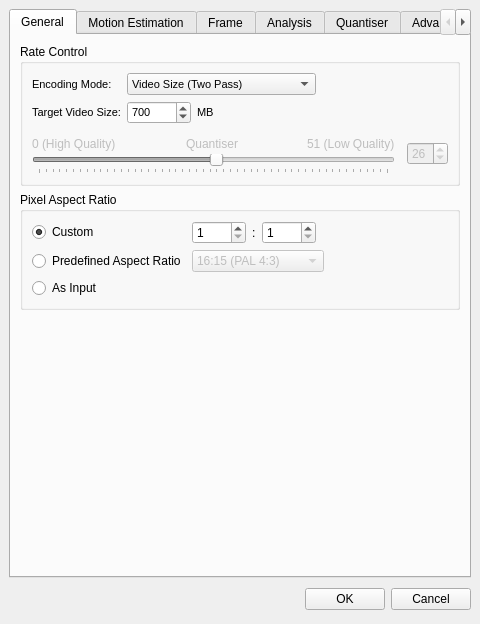
BackupTheBerlios/avidemux-svn, file branches/avidemux_2.5_branch_gruntster/avidemux/plugins/ADM_videoEncoder/ADM_vidEnc_x264/qt4/x264ConfigDialog.ui: the form before one commit.
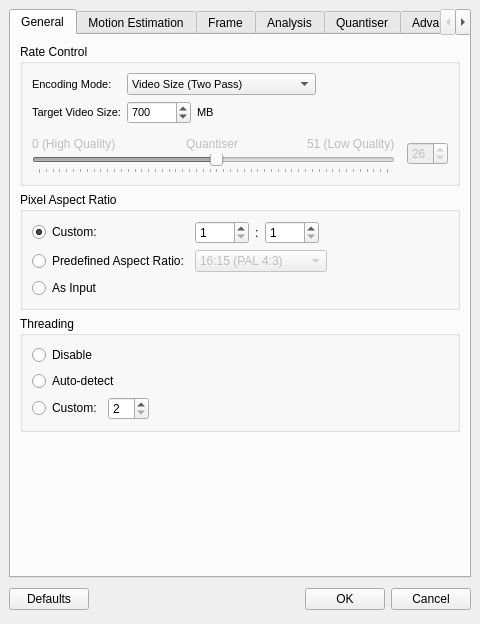
The form after the commit.

Commit message: [x264] enforce minimum version and add reset to defaults for Qt

Patch:
```diff
--- a/branches/avidemux_2.5_branch_gruntster/avidemux/plugins/ADM_videoEncoder/ADM_vidEnc_x264/qt4/x264ConfigDialog.ui
+++ b/branches/avidemux_2.5_branch_gruntster/avidemux/plugins/ADM_videoEncoder/ADM_vidEnc_x264/qt4/x264ConfigDialog.ui
@@ -390,7 +390,7 @@
             <item row="0" column="0" >
              <widget class="QRadioButton" name="sarCustomRadioButton" >
               <property name="text" >
-               <string>Custom</string>
+               <string>Custom:</string>
               </property>
               <property name="checked" >
                <bool>true</bool>
@@ -496,7 +496,7 @@
             <item row="1" column="0" >
              <widget class="QRadioButton" name="sarPredefinedRadioButton" >
               <property name="text" >
-               <string>Predefined Aspect Ratio</string>
+               <string>Predefined Aspect Ratio:</string>
               </property>
              </widget>
             </item>
@@ -555,6 +555,85 @@
          </layout>
         </widget>
        </item>
+       <item>
+        <widget class="QGroupBox" name="groupBox_17" >
+         <property name="title" >
+          <string>Threading</string>
+         </property>
+         <layout class="QVBoxLayout" >
+          <property name="margin" >
+           <number>9</number>
+          </property>
+          <property name="spacing" >
+           <number>6</number>
+          </property>
+          <item>
+           <layout class="QVBoxLayout" >
+            <property name="margin" >
+             <number>0</number>
+            </property>
+            <property name="spacing" >
+             <number>6</number>
+            </property>
+            <item>
+             <widget class="QRadioButton" name="threadDisableRadioButton" >
+              <property name="text" >
+               <string>Disable</string>
+              </property>
+             </widget>
+            </item>
+            <item>
+             <widget class="QRadioButton" name="threadAutoDetectRadioButton" >
+              <property name="text" >
+               <string>Auto-detect</string>
+              </property>
+             </widget>
+            </item>
+            <item>
+             <layout class="QHBoxLayout" >
+              <property name="margin" >
+               <number>0</number>
+              </property>
+              <property name="spacing" >
+               <number>6</number>
+              </property>
+              <item>
+               <widget class="QRadioButton" name="threadCustomRadioButton" >
+                <property name="text" >
+                 <string>Custom:</string>
+                </property>
+               </widget>
+              </item>
+              <item>
+               <widget class="QSpinBox" name="threadCustomSpinBox" >
+                <property name="maximum" >
+                 <number>32</number>
+                </property>
+                <property name="minimum" >
+                 <number>2</number>
+                </property>
+               </widget>
+              </item>
+              <item>
+               <spacer>
+                <property name="orientation" >
+                 <enum>Qt::Horizontal</enum>
+                </property>
+                <property name="sizeHint" >
+                 <size>
+                  <width>40</width>
+                  <height>20</height>
+                 </size>
+                </property>
+               </spacer>
+              </item>
+             </layout>
+            </item>
+           </layout>
+          </item>
+         </layout>
+        </widget>
+       </item>
        <item>
         <spacer>
          <property name="orientation" >
@@ -3901,6 +3980,13 @@
      <property name="spacing" >
       <number>6</number>
      </property>
+     <item>
+      <widget class="QPushButton" name="defaultButton" >
+       <property name="text" >
+        <string>Defaults</string>
+       </property>
+      </widget>
+     </item>
      <item>
       <spacer>
        <property name="orientation" >
```
Left out of the diff: 5 changed lines with no effect on the pictures. The commit also changes 6 other files.
